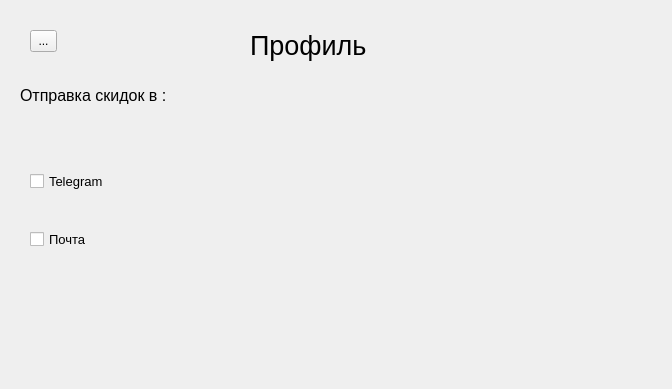
NikName2021/Discount_project, file blade/main_profil.ui: the form before one commit.
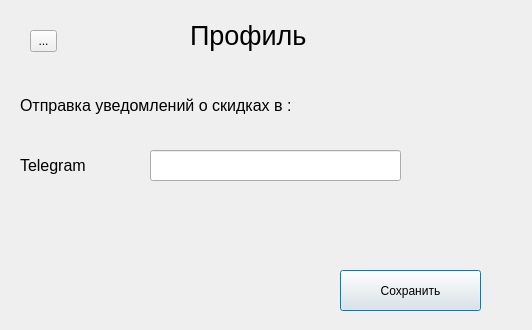
The form after the commit.

Commit message: Презентация, telegram-bot для уведомлений

What changed in the file:
```diff
--- a/blade/main_profil.ui
+++ b/blade/main_profil.ui
@@ -6,8 +6,8 @@
    <rect>
     <x>0</x>
     <y>0</y>
-    <width>672</width>
-    <height>389</height>
+    <width>532</width>
+    <height>330</height>
    </rect>
   </property>
   <property name="windowTitle">
@@ -16,8 +16,8 @@
   <widget class="QLabel" name="label">
    <property name="geometry">
     <rect>
-     <x>250</x>
-     <y>20</y>
+     <x>190</x>
+     <y>10</y>
      <width>211</width>
      <height>51</height>
     </rect>
@@ -35,8 +35,8 @@
    <property name="geometry">
     <rect>
      <x>20</x>
-     <y>80</y>
-     <width>221</width>
+     <y>90</y>
+     <width>411</width>
      <height>31</height>
     </rect>
    </property>
@@ -46,45 +46,9 @@
     </font>
    </property>
    <property name="text">
-    <string>Отправка скидок в :</string>
+    <string>Отправка уведомлений о скидках в :</string>
    </property>
   </widget>
-  <widget class="QWidget" name="verticalLayoutWidget">
-   <property name="geometry">
-    <rect>
-     <x>30</x>
-     <y>140</y>
-     <width>191</width>
-     <height>141</height>
-    </rect>
-   </property>
-   <layout class="QVBoxLayout" name="verticalLayout">
-    <item>
-     <widget class="QCheckBox" name="checkBox">
-      <property name="font">
-       <font>
-        <pointsize>10</pointsize>
-       </font>
-      </property>
-      <property name="text">
-       <string>Telegram</string>
-      </property>
-     </widget>
-    </item>
-    <item>
-     <widget class="QCheckBox" name="checkBox_2">
-      <property name="font">
-       <font>
-        <pointsize>10</pointsize>
-       </font>
-      </property>
-      <property name="text">
-       <string>Почта</string>
-      </property>
-     </widget>
-    </item>
-   </layout>
-  </widget>
   <widget class="QToolButton" name="toolButton">
    <property name="geometry">
     <rect>
@@ -98,6 +62,60 @@
     <string>...</string>
    </property>
   </widget>
+  <widget class="QLineEdit" name="lineEdit">
+   <property name="geometry">
+    <rect>
+     <x>150</x>
+     <y>150</y>
+     <width>251</width>
+     <height>31</height>
+    </rect>
+   </property>
+  </widget>
+  <widget class="QLabel" name="label_3">
+   <property name="geometry">
+    <rect>
+     <x>20</x>
+     <y>150</y>
+     <width>111</width>
+     <height>31</height>
+    </rect>
+   </property>
+   <property name="font">
+    <font>
+     <pointsize>12</pointsize>
+    </font>
+   </property>
+   <property name="text">
+    <string>Telegram</string>
+   </property>
+  </widget>
+  <widget class="QPushButton" name="pushButton">
+   <property name="geometry">
+    <rect>
+     <x>340</x>
+     <y>270</y>
+     <width>141</width>
+     <height>41</height>
+    </rect>
+   </property>
+   <property name="text">
+    <string>Сохранить</string>
+   </property>
+  </widget>
+  <widget class="QLabel" name="label_4">
+   <property name="geometry">
+    <rect>
+     <x>170</x>
+     <y>210</y>
+     <width>231</width>
+     <height>31</height>
+    </rect>
+   </property>
+   <property name="text">
+    <string/>
+   </property>
+  </widget>
  </widget>
  <resources/>
  <connections/>
```
The commit also changes 14 other files.
